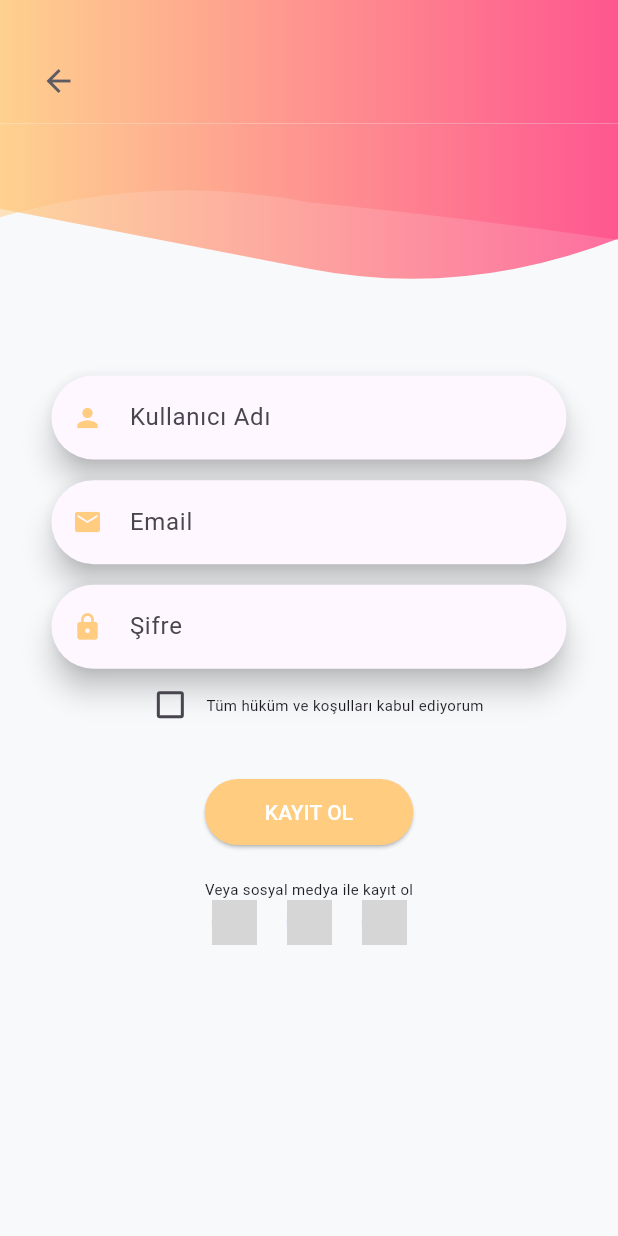
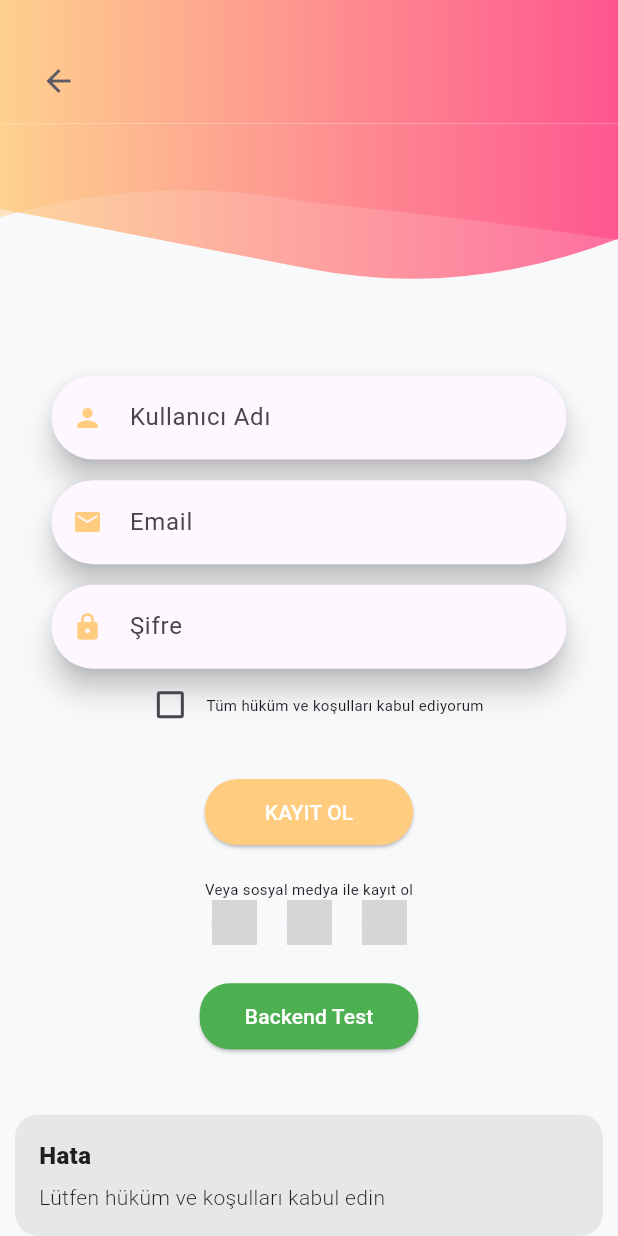
Before and after one commit to edamerveatalay/inkverse_flutter, a Flutter app: the SignUpPage screen opened by its route, after a tap on "KAYIT OL", on a phone screen of 412 x 824 dp. Run offline on Flutter 3.47's test engine with Material 3 defaults, Android fonts, the light colour scheme and no system bars; our stand-ins replace dio, flutter_secure_storage, get, get_storage; accounts and stored records are empty; grey boxes are pictures that could not be loaded.

Commit message:
Flutter register ve backend signup endpoint uyumunu sağlandı; kayıt artık çalışıyor.

```diff
--- a/lib/app/ui/pages/signup_page.dart
+++ b/lib/app/ui/pages/signup_page.dart
@@ -1,9 +1,13 @@
+import 'package:dio/dio.dart';
 import 'package:flutter/material.dart';
+import 'package:get/get.dart';
+import 'package:get/get_core/src/get_main.dart';
 import 'package:inkverse_flutter/app/constants/constants.dart';
 import 'package:inkverse_flutter/app/ui/widgets/custom_shape.dart';
 import 'package:inkverse_flutter/app/ui/widgets/custom_appbar.dart';
 import 'package:inkverse_flutter/app/ui/widgets/responsive_ui.dart';
 import 'package:inkverse_flutter/app/ui/widgets/text_form_field.dart';
+import 'package:inkverse_flutter/services/auth_api.dart';
 
 class SignUpPage extends StatefulWidget {
   const SignUpPage({super.key});
@@ -44,7 +48,22 @@ class _SignUpPageState extends State<SignUpPage> {
             button(),
             infoTextRow(),
             socialIconsRow(),
+            SizedBox(height: _height / 35),
+            backendTestButton(),
           ],
+        ),
+      ),
+    );
+  }
+
+  Widget infoTextRow() {
+    return Padding(
+      padding: EdgeInsets.only(top: _height / 40.0),
+      child: Text(
+        "Veya sosyal medya ile kayıt ol",
+        style: TextStyle(
+          fontWeight: FontWeight.w400,
+          fontSize: _large ? 12 : (_medium ? 11 : 10),
         ),
       ),
     );
@@ -192,23 +211,50 @@ class _SignUpPageState extends State<SignUpPage> {
         ),
         padding: const EdgeInsets.symmetric(horizontal: 40, vertical: 12),
       ),
-      onPressed: () {
-        print("Routing to your account");
+      onPressed: () async {
+        if (!checkBoxValue) {
+          Get.snackbar(
+            'Hata',
+            'Lütfen hüküm ve koşulları kabul edin',
+            snackPosition: SnackPosition.BOTTOM,
+          );
+          return;
+        }
+
+        final username = _usernameController.text.trim();
+        final email = _emailController.text.trim();
+        final password = _passwordController.text.trim();
+
+        try {
+          final response = await AuthApi().register(username, email, password);
+          Get.snackbar(
+            'Durum',
+            response.data['message'] ?? 'Kayıt başarılı!',
+            snackPosition: SnackPosition.BOTTOM,
+          );
+        } on DioError catch (e) {
+          print('Dio Hata: ${e.message}');
+          print(
+            'Backend Hata: ${e.response?.statusCode} -> ${e.response?.data}',
+          );
+          Get.snackbar(
+            'Hata',
+            e.response?.data['detail'] ?? e.message,
+            snackPosition: SnackPosition.BOTTOM,
+          );
+        } catch (e) {
+          print('Diğer Hata: $e');
+          Get.snackbar(
+            'Hata',
+            e.toString(),
+            snackPosition: SnackPosition.BOTTOM,
+          );
+        }
       },
-      child: const Text("KAYIT OL", style: TextStyle(color: Colors.white)),
-    );
-  }
-
-  Widget infoTextRow() {
-    return Padding(
-      padding: EdgeInsets.only(top: _height / 40.0),
-      child: Text(
-        "Veya sosyal medya ile kayıt ol",
-        style: TextStyle(
-          fontWeight: FontWeight.w400,
-          fontSize: _large ? 12 : (_medium ? 11 : 10),
-        ),
-      ),
+      child: const Text(
+        "KAYIT OL",
+        style: TextStyle(color: Colors.white),
+      ), // <- burada ;
     );
   }
 
@@ -233,4 +279,48 @@ class _SignUpPageState extends State<SignUpPage> {
       ],
     );
   }
+
+  Widget backendTestButton() {
+    return ElevatedButton(
+      style: ElevatedButton.styleFrom(
+        backgroundColor: Colors.green,
+        shape: RoundedRectangleBorder(
+          borderRadius: BorderRadius.circular(20.0),
+        ),
+        padding: const EdgeInsets.symmetric(horizontal: 30, vertical: 12),
+      ),
+      onPressed: () async {
+        try {
+          final response = await Dio().get(
+            'http://10.0.2.2:8000/health',
+          ); // test endpoint
+          print('Başarılı: ${response.data}');
+          Get.snackbar(
+            'Başarılı',
+            response.data.toString(),
+            snackPosition: SnackPosition.BOTTOM,
+          );
+        } on DioError catch (e) {
+          print('Dio Hata: ${e.message}');
+          if (e.response != null) {
+            print(
+              'Backend Hata: ${e.response?.statusCode} -> ${e.response?.data}',
+            );
+            Get.snackbar(
+              'Backend Hata',
+              '${e.response?.statusCode}: ${e.response?.data}',
+              snackPosition: SnackPosition.BOTTOM,
+            );
+          } else {
+            Get.snackbar(
+              'Network Hata',
+              e.message ?? 'Bilinmeyen bir hata oluştu',
+              snackPosition: SnackPosition.BOTTOM,
+            );
+          }
+        }
+      },
+      child: const Text("Backend Test", style: TextStyle(color: Colors.white)),
+    );
+  }
 }
--- a/lib/services/api_client.dart
+++ b/lib/services/api_client.dart
@@ -10,7 +10,7 @@ class ApiClient {
   factory ApiClient() {
     // Burada Dio'u oluşturacağız ve interceptors ekleyeceğiz
     final baseOptions = BaseOptions(
-      baseUrl: 'http://127.0.0.1:8000', // senin backend adresin
+      baseUrl: 'http://10.0.2.2:8000', // senin backend adresin
       connectTimeout: const Duration(seconds: 10),
       receiveTimeout: const Duration(seconds: 10),
       responseType: ResponseType.json,
```
Also changed, not shown: lib/services/auth_api.dart (+7 -3 lines).
